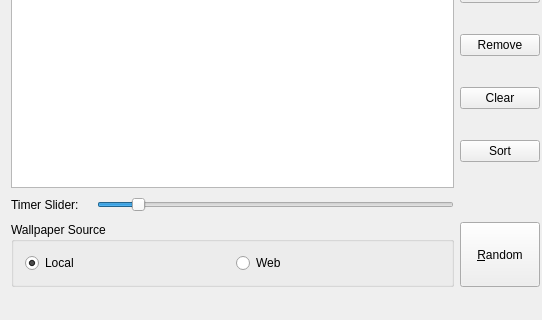
Old version of the form mainwindow.ui in the repository MaxMahem/Wallch-Fork; both pictures show x 0 to 542 and y 180 to 500 of the 1000 by 500 pixel window.
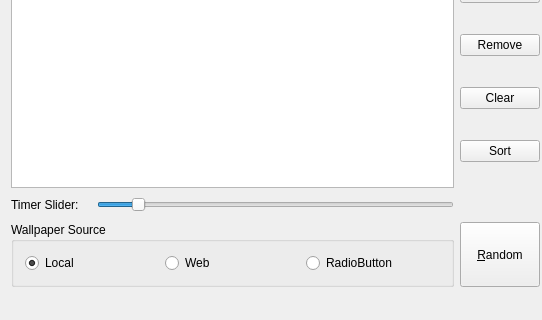
New version of the form. Icons and pictures are not drawn.

```diff
--- a/mainwindow.ui
+++ b/mainwindow.ui
@@ -370,6 +370,13 @@
          </property>
         </widget>
        </item>
+       <item>
+        <widget class="QRadioButton" name="radioButton">
+         <property name="text">
+          <string>RadioButton</string>
+         </property>
+        </widget>
+       </item>
       </layout>
      </widget>
     </item>
```
Left out of the diff: 47 changed lines with no effect on the pictures.
